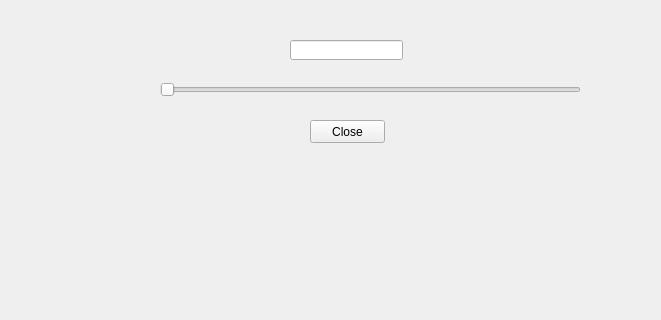
Old version of the form mainwindow.ui in the repository tomxue/led_driving; both pictures show x 0 to 661 and y 0 to 320 of the 800 by 480 pixel window.
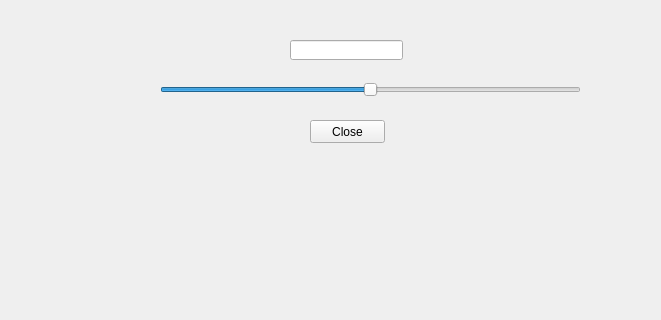
New version of the form.

Commit message: apply PWM function by setting corresponding registers, including clock selection and enabling; Qt version, with slider and duty value shown

Diff of the .ui file:
```diff
--- a/mainwindow.ui
+++ b/mainwindow.ui
@@ -23,6 +23,15 @@
       <height>19</height>
      </rect>
     </property>
+    <property name="minimum">
+     <number>2</number>
+    </property>
+    <property name="maximum">
+     <number>999</number>
+    </property>
+    <property name="sliderPosition">
+     <number>500</number>
+    </property>
     <property name="orientation">
      <enum>Qt::Horizontal</enum>
     </property>
```
The commit also changes 17 other files.
